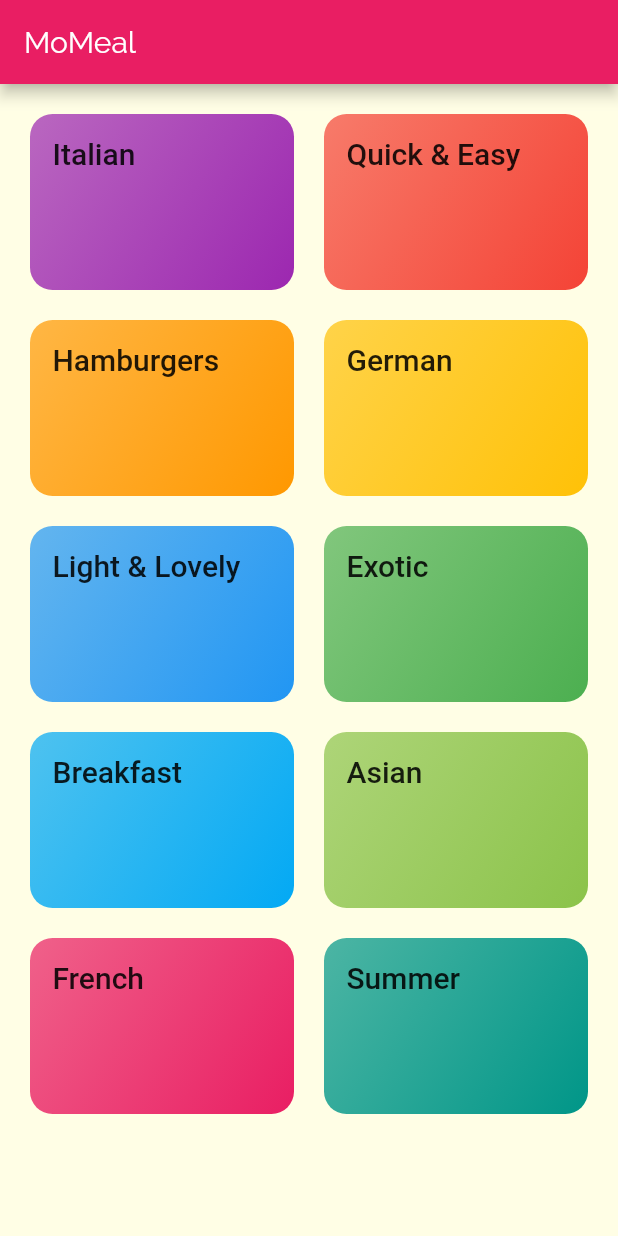
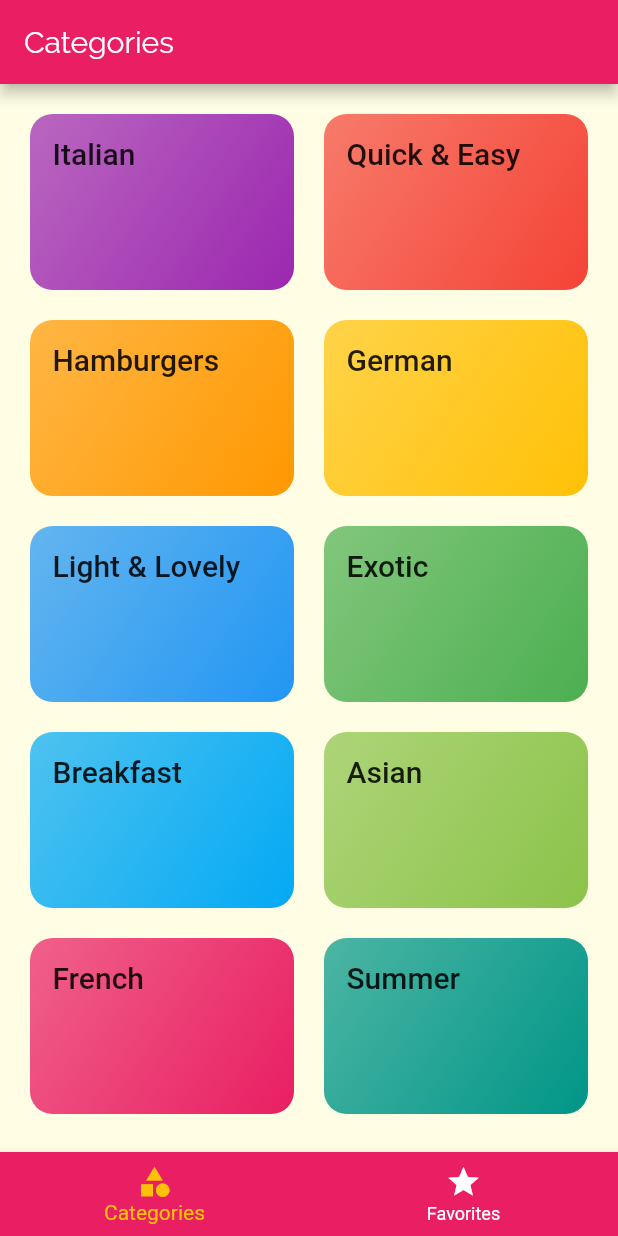
Before and after one commit to MostafaAE/meals_flutter, a Flutter app: the screen it shows after launch, on a phone screen of 412 x 824 dp. Run offline on Flutter 3.47's test engine with Material 2 defaults, Android fonts, the phone set to English and light mode, and no system bars.

Commit message:
tabs screen

```diff
--- a/lib/main.dart
+++ b/lib/main.dart
@@ -1,8 +1,7 @@
 import 'package:flutter/material.dart';
 import 'package:meals_flutter/screens/category_meals_screen.dart';
 import 'package:meals_flutter/screens/meal_detail_screen.dart';
-
-import './screens/categories_screen.dart';
+import 'package:meals_flutter/screens/tabs_screen.dart';
 
 void main() {
   runApp(MyApp());
@@ -34,7 +33,7 @@ class MyApp extends StatelessWidget {
           ),
       ),
       routes: {
-        '/': (ctx) => CategoriesScreen(),
+        '/': (ctx) => TabsScreen(),
         CategoryMealsScreen.routeName: (ctx) => CategoryMealsScreen(),
         MealDetailScreen.routeName: (ctx) => MealDetailScreen(),
       },
--- a/lib/screens/categories_screen.dart
+++ b/lib/screens/categories_screen.dart
@@ -6,12 +6,7 @@ import '../widgets/category_item.dart';
 class CategoriesScreen extends StatelessWidget {
   @override
   Widget build(BuildContext context) {
-    return Scaffold(
-      appBar: AppBar(
-        title: const Text('MoMeal'),
-      ),
-      body: SafeArea(
-        child: GridView(
+    return GridView(
       padding: const EdgeInsets.all(20),
       children: DUMMY_CATEGORIES
           .map((categoryData) => CategoryItem(
@@ -25,8 +20,6 @@ class CategoriesScreen extends StatelessWidget {
         crossAxisSpacing: 20,
         mainAxisSpacing: 20,
       ),
-        ),
-      ),
     );
   }
 }
--- /dev/null
+++ b/lib/screens/favorite_screen.dart
@@ -0,0 +1,10 @@
+import 'package:flutter/cupertino.dart';
+
+class FavoriteScreen extends StatelessWidget {
+  const FavoriteScreen({Key? key}) : super(key: key);
+
+  @override
+  Widget build(BuildContext context) {
+    return Text('Favorite');
+  }
+}
--- /dev/null
+++ b/lib/screens/tabs_screen.dart
@@ -0,0 +1,47 @@
+import 'package:flutter/material.dart';
+
+import './categories_screen.dart';
+import './favorite_screen.dart';
+
+class TabsScreen extends StatefulWidget {
+  @override
+  _TabsScreenState createState() => _TabsScreenState();
+}
+
+class _TabsScreenState extends State<TabsScreen> {
+  final List<Map<String, Object>> _pages = [
+    {'page': CategoriesScreen(), 'title': 'Categories'},
+    {'page': FavoriteScreen(), 'title': 'Your Favorite'},
+  ];
+  int _selectedPage = 0;
+  @override
+  Widget build(BuildContext context) {
+    return Scaffold(
+      appBar: AppBar(
+        title: Text(_pages[_selectedPage]['title'] as String),
+      ),
+      body: _pages[_selectedPage]['page'] as Widget,
+      bottomNavigationBar: BottomNavigationBar(
+        backgroundColor: Theme.of(context).primaryColor,
+        selectedItemColor: Theme.of(context).accentColor,
+        unselectedItemColor: Colors.white,
+        currentIndex: _selectedPage,
+        items: [
+          BottomNavigationBarItem(
+            icon: Icon(Icons.category),
+            label: 'Categories',
+          ),
+          BottomNavigationBarItem(
+            icon: Icon(Icons.star),
+            label: 'Favorites',
+          ),
+        ],
+        onTap: (index) {
+          setState(() {
+            _selectedPage = index;
+          });
+        },
+      ),
+    );
+  }
+}
```
Lines whose indentation alone changed are shown as unchanged.
